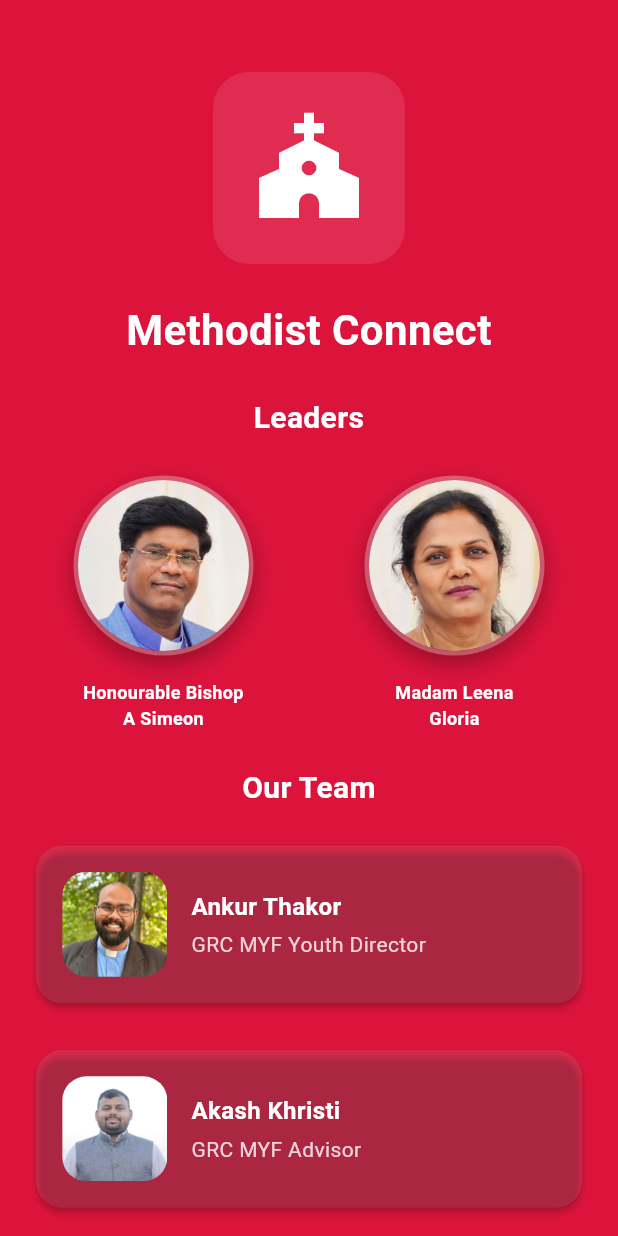
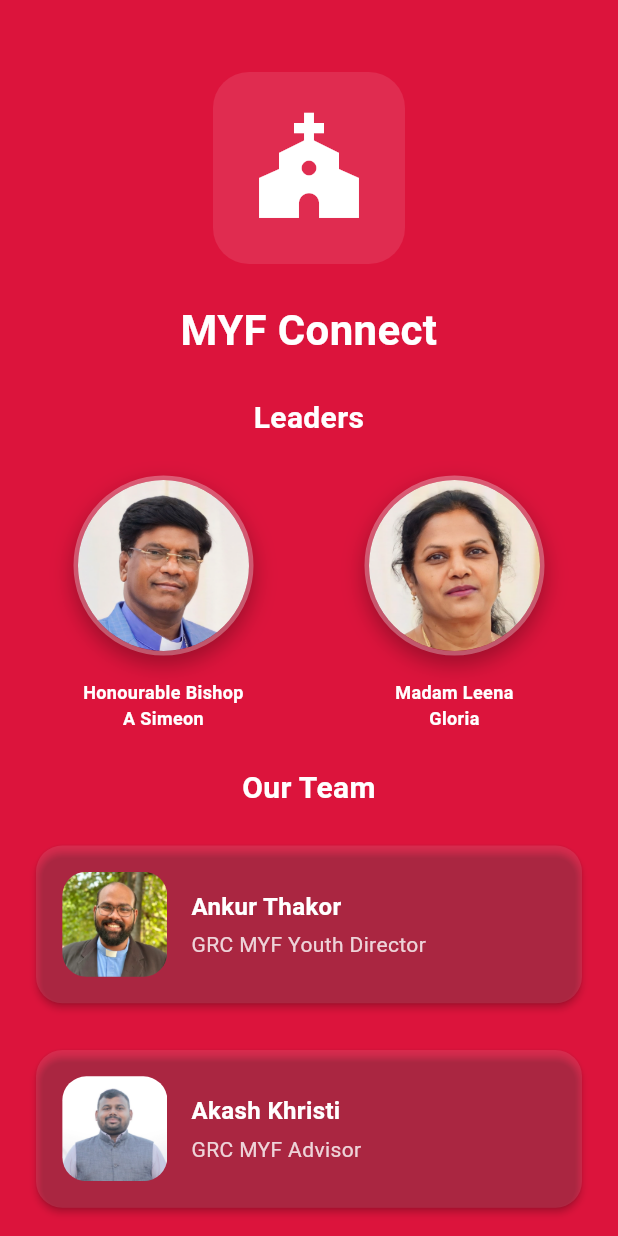
Before and after one commit to SwitU7Ronald/myf_connect, a Flutter app: the screen it shows after launch, on a phone screen of 412 x 824 dp. Run offline on Flutter 3.47's test engine with Material 3 defaults, Android fonts, the light colour scheme and no system bars; our stand-ins replace cloud_firestore, firebase_auth, firebase_core, google_sign_in; accounts and stored records are empty; generated files the repository leaves out were written again.

Commit message:
Rename project from Methodist Connect to MYF Connect, update Firebase project and keys, and apply related UI & config changes

```diff
--- a/lib/main.dart
+++ b/lib/main.dart
@@ -10,16 +10,16 @@ void main() async {
   WidgetsFlutterBinding.ensureInitialized();
   debugPrintBeginFrameBanner = false;
   await Firebase.initializeApp(options: DefaultFirebaseOptions.currentPlatform);
-  runApp(const MethodistConnectApp());
+  runApp(const MYFConnectApp());
 }
 
-class MethodistConnectApp extends StatelessWidget {
-  const MethodistConnectApp({super.key});
+class MYFConnectApp extends StatelessWidget {
+  const MYFConnectApp({super.key});
 
   @override
   Widget build(BuildContext context) {
     return MaterialApp(
-      title: 'Methodist Connect',
+      title: 'MYF Connect',
       theme: MethodistTheme.theme, // Changed from themeData to theme
       onGenerateRoute: AppRoutes.onGenerateRoute,
       initialRoute: AppRoutes.root,
--- a/lib/pages/auth/welcome_page.dart
+++ b/lib/pages/auth/welcome_page.dart
@@ -159,7 +159,7 @@ class _WelcomePageState extends State<WelcomePage> {
 
               // Title
               Text(
-                'Methodist Connect',
+                'MYF Connect',
                 // ✅ RESPONSIVE: Use responsive text style
                 style: context.responsiveDisplayMedium.copyWith(
                   color: MethodistTheme.white,
--- a/lib/pages/home/credit_page.dart
+++ b/lib/pages/home/credit_page.dart
@@ -90,7 +90,7 @@ class _CreditPageState extends State<CreditPage> {
 
               // Title
               Text(
-                'Methodist Connect',
+                'MYF Connect',
                 style: MethodistTheme.displayMedium.copyWith(
                   color: MethodistTheme.white,
                 ),
--- a/lib/pages/home/main_menu_page.dart
+++ b/lib/pages/home/main_menu_page.dart
@@ -47,7 +47,7 @@ class _MainMenuPageState extends State<MainMenuPage> {
       backgroundColor: MethodistTheme.lightGray,
       appBar: AppBar(
         title: Text(
-          'Methodist Connect',
+          'MYF Connect',
           style: context.responsiveHeadlineSmall.copyWith(
             color: MethodistTheme.white,
             fontWeight: FontWeight.bold,
@@ -113,7 +113,7 @@ class _MainMenuPageState extends State<MainMenuPage> {
                   ),
                   SizedBox(height: context.spacing(12)), // Reduced from 20
                   Text(
-                    'Welcome to Methodist Connect',
+                    'Welcome to MYF Connect',
                     style: context.responsiveTitleLarge.copyWith( // Changed from responsiveHeadlineMedium
                       color: MethodistTheme.darkGray,
                       fontWeight: FontWeight.bold,
--- a/pubspec.yaml
+++ b/pubspec.yaml
@@ -1,5 +1,5 @@
-name: methodist_connect
-description: "A Methodist Connect app for community communication and organization management."
+name: myf_connect
+description: "A MYF Connect app for community communication and organization management."
 publish_to: 'none' # Remove this line if you wish to publish to pub.dev
 
 version: 1.0.0+1
```
Also changed, not shown: firebase.json, 7 other files.
